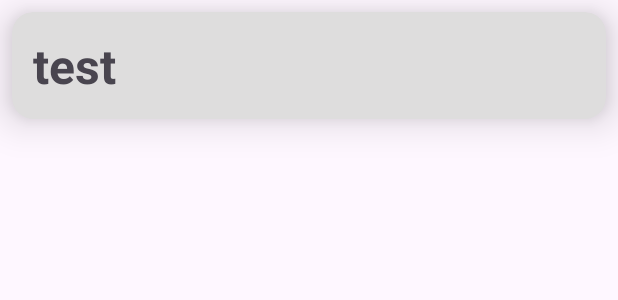
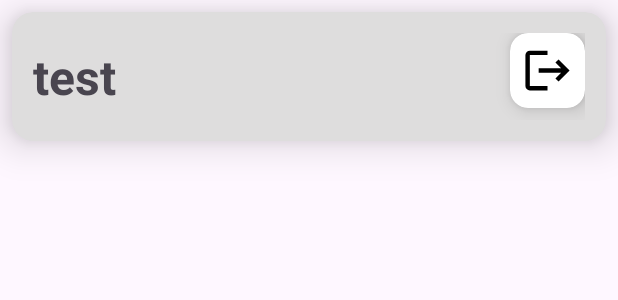
Before and after one commit to ngabroger/LoginCleanArchitecture, an Android app: the layout activity_main.xml on its own in the app's theme, with its tools: preview values and no code run, on a phone screen of 412 x 824 dp. Shown: the top 300 px of the screen. Run offline under Robolectric (Android 15) with nearby library versions, the phone set to English and light mode, and no system bars.

```diff
--- a/app/src/main/java/com/example/belajarlogin/data/api/ApiService.kt
+++ b/app/src/main/java/com/example/belajarlogin/data/api/ApiService.kt
@@ -1,6 +1,7 @@
 package com.example.belajarlogin.data.api
 
 import com.example.belajarlogin.data.model.LoginResponse
+import com.example.belajarlogin.data.model.RegisterResponse
 import retrofit2.Response
 
 import retrofit2.http.Field
@@ -16,5 +17,5 @@ interface ApiService {
 
     @FormUrlEncoded
     @POST("register")
-    suspend fun register(@Field("name") name:String , @Field("email") email:String , @Field("password") password:String): Response<LoginResponse>
+    suspend fun register(@Field("name") name:String , @Field("email") email:String , @Field("password") password:String): Response<RegisterResponse>
 }
--- a/app/src/main/java/com/example/belajarlogin/presentation/screen/RegisterActivity.kt
+++ b/app/src/main/java/com/example/belajarlogin/presentation/screen/RegisterActivity.kt
@@ -49,7 +49,7 @@ class RegisterActivity : AppCompatActivity() {
                 }
                 else ->{
                     lifecycleScope.launch {
-                        viewModel.register(email.text.toString(), password.text.toString(), username.text.toString())
+                        viewModel.register(username.text.toString(), email.text.toString(), password.text.toString())
                     }
                 }
             }
@@ -74,7 +74,7 @@ class RegisterActivity : AppCompatActivity() {
                     is ResultUtil.Success -> {
                         binding.progressBar.visibility = View.GONE
                         Toast.makeText(this@RegisterActivity, result.data.toString() , Toast.LENGTH_SHORT).show()
-                        Intent(this@RegisterActivity, MainActivity::class.java).also {
+                        Intent(this@RegisterActivity, LoginActivity::class.java).also {
                             startActivity(it)
                             finish()}
                     }
--- a/app/src/main/java/com/example/belajarlogin/presentation/viewmodel/AuthViewModelImpl.kt
+++ b/app/src/main/java/com/example/belajarlogin/presentation/viewmodel/AuthViewModelImpl.kt
@@ -49,7 +49,11 @@ class AuthViewModelImpl(private val getTokenUseCase: GetTokenUseCase, private va
         email: String,
         password: String
     ) {
-        TODO("Not yet implemented")
+       viewModelScope.launch{
+           registerUseCase(name,email,password).collect{
+               result -> _register.value =result
+           }
+       }
     }
 
     override suspend fun fetchUserName(): String{
--- /dev/null
+++ b/app/src/main/res/drawable/ic_logout.xml
@@ -0,0 +1,5 @@
+<vector xmlns:android="http://schemas.android.com/apk/res/android" android:autoMirrored="true" android:height="24dp" android:tint="#000000" android:viewportHeight="24" android:viewportWidth="24" android:width="24dp">
+
+    <path android:fillColor="@android:color/white" android:pathData="M17,7l-1.41,1.41L18.17,11H8v2h10.17l-2.58,2.58L17,17l5,-5zM4,5h8V3H4c-1.1,0 -2,0.9 -2,2v14c0,1.1 0.9,2 2,2h8v-2H4V5z"/>
+
+</vector>
--- a/app/src/main/res/layout/activity_main.xml
+++ b/app/src/main/res/layout/activity_main.xml
@@ -37,6 +37,34 @@
                 app:layout_constraintEnd_toEndOf="parent"
                 app:layout_constraintStart_toStartOf="parent"
                 app:layout_constraintTop_toTopOf="parent" />
+
+            <androidx.cardview.widget.CardView
+                android:id="@+id/btnLogout"
+                android:layout_width="50dp"
+                android:layout_height="50dp"
+                android:layout_marginBottom="8dp"
+                android:foregroundGravity="center"
+                android:padding="12dp"
+                app:cardCornerRadius="12dp"
+                app:cardElevation="8dp"
+                app:layout_constraintBottom_toBottomOf="@+id/tv_home"
+                app:layout_constraintEnd_toEndOf="parent"
+                app:layout_constraintTop_toTopOf="@+id/tv_home">
+
+                <LinearLayout
+                    android:layout_width="match_parent"
+                    android:layout_height="match_parent"
+                    android:gravity="center"
+                    android:orientation="vertical">
+
+                    <ImageView
+                        android:id="@+id/imageView2"
+                        android:layout_width="35dp"
+                        android:layout_height="35dp"
+                        app:srcCompat="@drawable/ic_logout" />
+                </LinearLayout>
+
+            </androidx.cardview.widget.CardView>
         </androidx.constraintlayout.widget.ConstraintLayout>
     </androidx.cardview.widget.CardView>
 
```
Also changed, not shown: app/src/main/java/com/example/belajarlogin/MainActivity.kt (+19 -3 lines), app/src/main/java/com/example/belajarlogin/data/repository/AuthRepositoryImpl.kt (+22 -1 lines).
